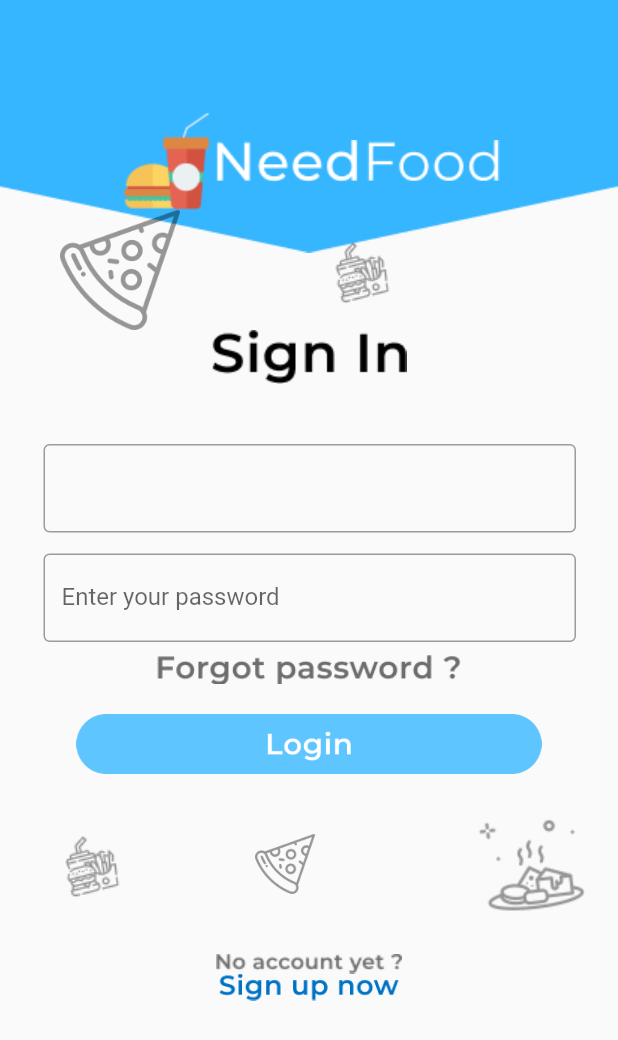
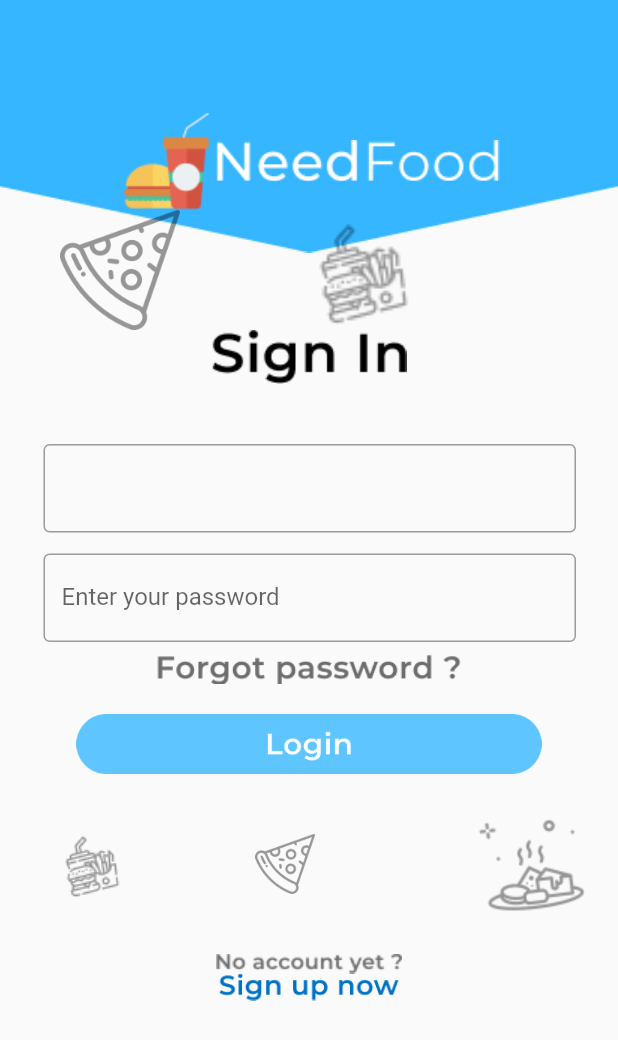
Before and after one commit to davronbek199/lesson_six_need_food, a Flutter app: the screen it shows after launch, on a phone screen of 412 x 824 dp. Shown: the top 1040 px of the screen. Run offline on Flutter 3.47's test engine with Material 2 defaults, Android fonts, the phone set to English and light mode, and no system bars.

Commit message:
Sign in screen page

```diff
--- a/lib/home_page.dart
+++ b/lib/home_page.dart
@@ -44,6 +44,7 @@ class HomePage extends StatelessWidget {
                   child: Image.asset(
                     "assets/images/pizza.png",
                     height: 80,
+                    fit: BoxFit.fitWidth,
                   ),
                 ),
                 Padding(
@@ -51,6 +52,7 @@ class HomePage extends StatelessWidget {
                   child: Image.asset(
                     "assets/images/fast_food_1.png",
                     height: 80,
+                    fit: BoxFit.fitWidth,
                   ),
                 ),
                 Expanded(
@@ -59,6 +61,7 @@ class HomePage extends StatelessWidget {
                     child: Image.asset(
                       "assets/images/salad.png",
                       width: 100,
+                      fit: BoxFit.fitWidth,
                     ),
                   ),
                 ),
@@ -104,6 +107,7 @@ class HomePage extends StatelessWidget {
                   height: 40,
                 ),
 
+
               ),
               Row(
                 children: [
```
Also changed, not shown: assets/screens/Sign_in.png (added), 1 other file.
